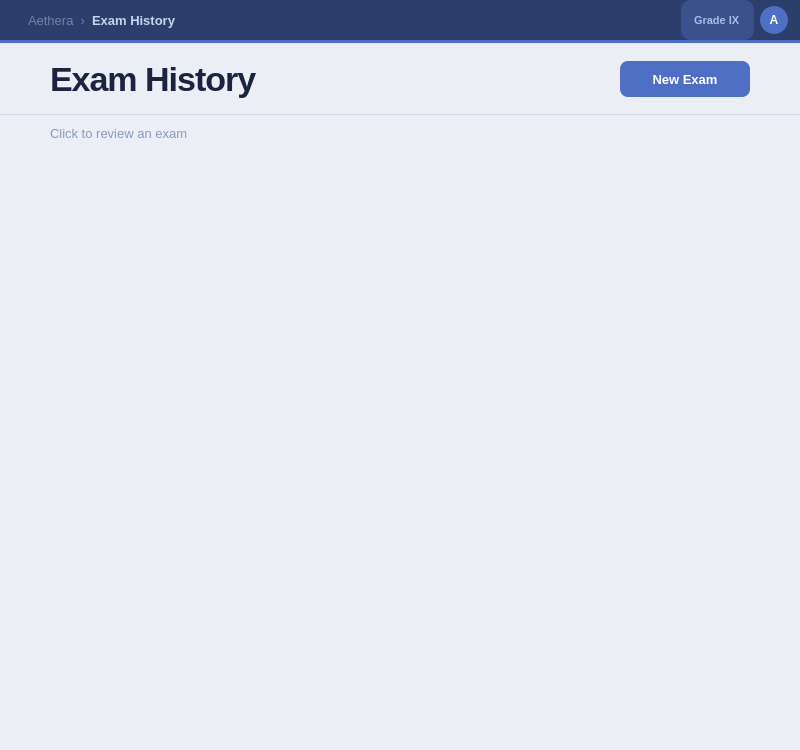
Old version of the form src/ui/exam/history/history.ui in the repository DIDimov24/Aethera.
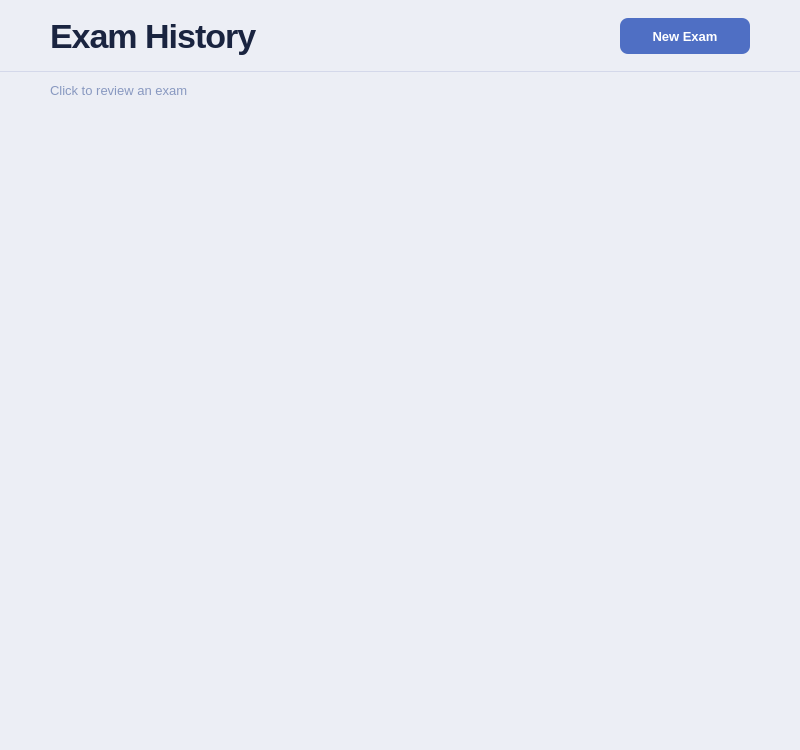
New version of the form.

```diff
--- a/src/ui/exam/history/history.ui
+++ b/src/ui/exam/history/history.ui
@@ -6,13 +6,6 @@
   <property name="styleSheet">
    <string notr="true">
 QWidget#History { background-color: #eceef5; }
-QWidget#topBar { background-color: #2c3e6b; }
-QLabel#labelTopBarPage { color: #c8d4f0; font-size: 13px; font-weight: 600; }
-QLabel#labelTopBarBreadcrumb { color: rgba(200,212,240,0.45); font-size: 13px; }
-QLabel#labelTopBarGrade { color: #a8bce8; font-size: 11px; font-weight: 600; background-color: rgba(79,111,196,0.4); border-radius: 10px; padding: 2px 10px; }
-QWidget#labelTopBarAvatar { background-color: #4f6fc4; border-radius: 14px; min-width: 28px; max-width: 28px; min-height: 28px; max-height: 28px; }
-QLabel#labelTopBarAvatarText { color: #ffffff; font-size: 12px; font-weight: 700; background: transparent; }
-QWidget#topBarLine { background-color: #4f6fc4; }
 QWidget#examHistoryHeader { background-color: #eceef5; border-bottom: 1px solid #d4d8ea; }
 QLabel#labelExamHistoryTitle { color: #1a2440; font-size: 34px; font-weight: 700; letter-spacing: -1px; }
 QLabel#labelReviewHint { color: #8898c0; font-size: 13px; }
@@ -35,37 +28,6 @@
    <property name="topMargin"><number>0</number></property>
    <property name="rightMargin"><number>0</number></property>
    <property name="bottomMargin"><number>0</number></property>
-   <item>
-    <widget class="QWidget" name="topBar" native="true">
-     <property name="minimumSize"><size><width>0</width><height>40</height></size></property>
-     <property name="maximumSize"><size><width>16777215</width><height>40</height></size></property>
-     <layout class="QHBoxLayout" name="topBarLayout">
-      <property name="leftMargin"><number>28</number></property>
-      <property name="topMargin"><number>0</number></property>
-      <property name="rightMargin"><number>12</number></property>
-      <property name="bottomMargin"><number>0</number></property>
-      <item><widget class="QLabel" name="labelTopBarBreadcrumb"><property name="text"><string>Aethera  ›</string></property></widget></item>
-      <item><widget class="QLabel" name="labelTopBarPage"><property name="text"><string>Exam History</string></property></widget></item>
-      <item><spacer name="topBarSpacer"><property name="orientation"><enum>Qt::Orientation::Horizontal</enum></property><property name="sizeHint" stdset="0"><size><width>40</width><height>20</height></size></property></spacer></item>
-      <item><widget class="QLabel" name="labelTopBarGrade"><property name="text"><string>Grade IX</string></property></widget></item>
-      <item>
-       <widget class="QWidget" name="labelTopBarAvatar" native="true">
-        <widget class="QLabel" name="labelTopBarAvatarText">
-         <property name="geometry"><rect><x>0</x><y>0</y><width>28</width><height>28</height></rect></property>
-         <property name="text"><string>A</string></property>
-         <property name="alignment"><set>Qt::AlignmentFlag::AlignCenter</set></property>
-        </widget>
-       </widget>
-      </item>
-     </layout>
-    </widget>
-   </item>
-   <item>
-    <widget class="QWidget" name="topBarLine" native="true">
-     <property name="minimumSize"><size><width>0</width><height>3</height></size></property>
-     <property name="maximumSize"><size><width>16777215</width><height>3</height></size></property>
-    </widget>
-   </item>
    <item>
     <widget class="QWidget" name="examHistoryHeader" native="true">
      <property name="minimumSize"><size><width>0</width><height>72</height></size></property>
```
